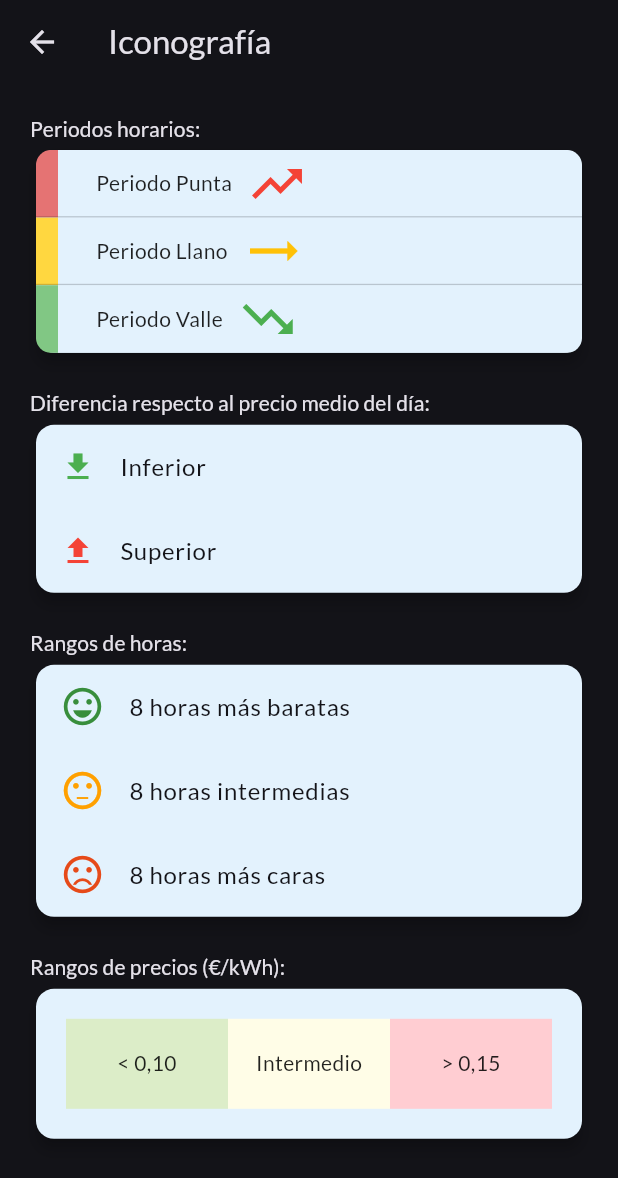
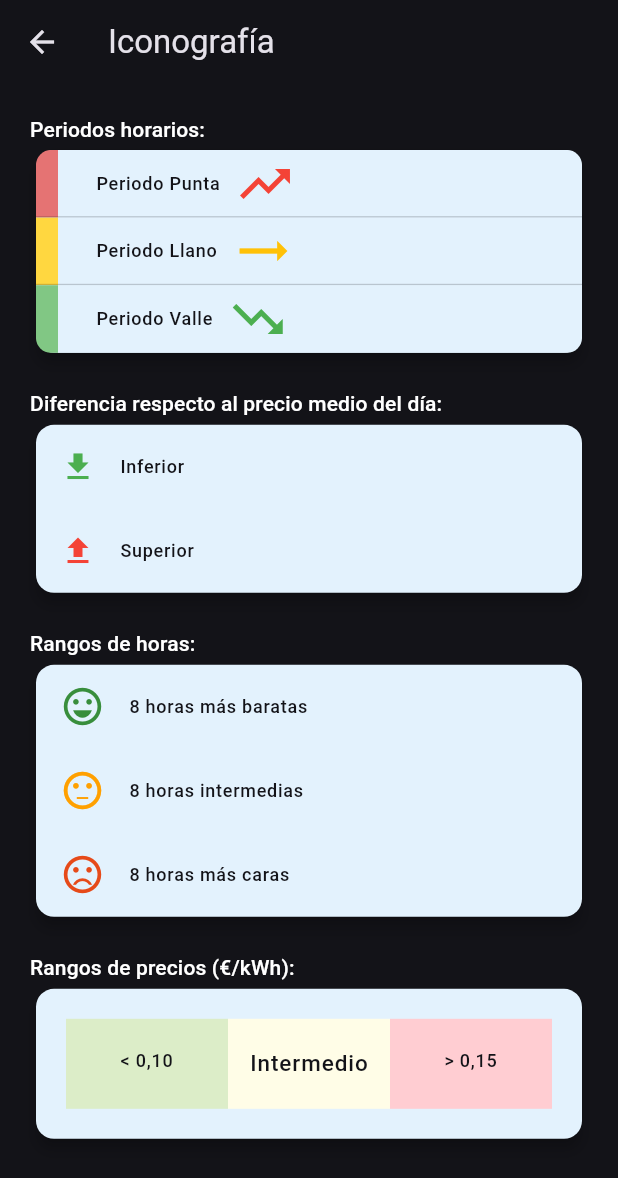
Before and after one commit to Webierta/tarifa_luz, a Flutter app: the IconografiaScreen screen opened directly, on a phone screen of 412 x 824 dp. Shown: the top 1178 px of the screen. Run offline on Flutter 3.47's test engine with Material 2 defaults, Android fonts, the phone set to English and light mode, and no system bars; our stand-ins replace fl_chart, google_fonts, hive, hive_flutter, shared_preferences; accounts and stored records are empty.

```diff
--- a/lib/main.dart
+++ b/lib/main.dart
@@ -1,6 +1,5 @@
 import 'package:flutter/material.dart';
 import 'package:flutter_localizations/flutter_localizations.dart';
-import 'package:google_fonts/google_fonts.dart';
 import 'package:hive_flutter/hive_flutter.dart';
 
 import 'package:tarifa_luz/screens/main_screen.dart';
@@ -30,7 +29,7 @@ class PrecioLuz extends StatelessWidget {
       theme: ThemeData(
         useMaterial3: true,
         colorScheme: themeApp.colorScheme,
-        textTheme: GoogleFonts.latoTextTheme(),
+        textTheme: themeApp.textTheme,
         floatingActionButtonTheme: themeApp.floatingActionButtonTheme,
         dialogTheme: themeApp.dialogTheme,
         bottomNavigationBarTheme: themeApp.bottomNavigationBarTheme,
--- a/lib/screens/iconografia_screen.dart
+++ b/lib/screens/iconografia_screen.dart
@@ -9,6 +9,11 @@ class IconografiaScreen extends StatelessWidget {
       height: 0.1,
       color: Theme.of(context).colorScheme.background.withOpacity(0.2),
     );
+
+    TextStyle labelMediumDark = Theme.of(context)
+        .textTheme
+        .labelMedium!
+        .copyWith(color: Theme.of(context).colorScheme.background);
 
     return Scaffold(
       appBar: AppBar(
@@ -25,9 +30,7 @@ class IconografiaScreen extends StatelessWidget {
                   children: <Widget>[
                     Text(
                       'Periodos horarios:',
-                      style: Theme.of(context).textTheme.titleSmall!.copyWith(
-                            color: Theme.of(context).colorScheme.onBackground,
-                          ),
+                      style: Theme.of(context).textTheme.titleSmall,
                     ),
                     Card(
                       elevation: 4.0,
@@ -61,9 +64,7 @@ class IconografiaScreen extends StatelessWidget {
                     const SizedBox(height: 20.0),
                     Text(
                       'Diferencia respecto al precio medio del día:',
-                      style: Theme.of(context).textTheme.titleSmall!.copyWith(
-                            color: Theme.of(context).colorScheme.onBackground,
-                          ),
+                      style: Theme.of(context).textTheme.titleSmall,
                     ),
                     Card(
                       elevation: 4.0,
@@ -77,9 +78,7 @@ class IconografiaScreen extends StatelessWidget {
                             ),
                             title: Text(
                               'Inferior',
-                              style: TextStyle(
-                                color: Theme.of(context).colorScheme.background,
-                              ),
+                              style: labelMediumDark,
                             ),
                           ),
                           ListTile(
@@ -89,9 +88,7 @@ class IconografiaScreen extends StatelessWidget {
                             ),
                             title: Text(
                               'Superior',
-                              style: TextStyle(
-                                color: Theme.of(context).colorScheme.background,
-                              ),
+                              style: labelMediumDark,
                             ),
                           ),
                         ],
@@ -100,9 +97,7 @@ class IconografiaScreen extends StatelessWidget {
                     const SizedBox(height: 20.0),
                     Text(
                       'Rangos de horas:',
-                      style: Theme.of(context).textTheme.titleSmall!.copyWith(
-                            color: Theme.of(context).colorScheme.onBackground,
-                          ),
+                      style: Theme.of(context).textTheme.titleSmall,
                     ),
                     Card(
                       elevation: 4.0,
@@ -117,9 +112,7 @@ class IconografiaScreen extends StatelessWidget {
                             ),
                             title: Text(
                               '8 horas más baratas',
-                              style: TextStyle(
-                                color: Theme.of(context).colorScheme.background,
-                              ),
+                              style: labelMediumDark,
                             ),
                           ),
                           ListTile(
@@ -130,9 +123,7 @@ class IconografiaScreen extends StatelessWidget {
                             ),
                             title: Text(
                               '8 horas intermedias',
-                              style: TextStyle(
-                                color: Theme.of(context).colorScheme.background,
-                              ),
+                              style: labelMediumDark,
                             ),
                           ),
                           ListTile(
@@ -143,9 +134,7 @@ class IconografiaScreen extends StatelessWidget {
                             ),
                             title: Text(
                               '8 horas más caras',
-                              style: TextStyle(
-                                color: Theme.of(context).colorScheme.background,
-                              ),
+                              style: labelMediumDark,
                             ),
                           ),
                         ],
@@ -154,9 +143,7 @@ class IconografiaScreen extends StatelessWidget {
                     const SizedBox(height: 20.0),
                     Text(
                       'Rangos de precios (€/kWh):',
-                      style: Theme.of(context).textTheme.titleSmall!.copyWith(
-                            color: Theme.of(context).colorScheme.onBackground,
-                          ),
+                      style: Theme.of(context).textTheme.titleSmall,
                     ),
                     Card(
                       elevation: 4.0,
@@ -174,9 +161,10 @@ class IconografiaScreen extends StatelessWidget {
                                 ),
                                 color: const Color(0xFFDCEDC8),
                                 //Colors.lightGreen[100]
-                                child: const Text(
+                                child: Text(
                                   '< 0,10',
                                   textAlign: TextAlign.center,
+                                  style: labelMediumDark,
                                 ),
                               ),
                             ),
@@ -189,11 +177,12 @@ class IconografiaScreen extends StatelessWidget {
                                 ),
                                 color: const Color(0xFFFFFDE7),
                                 // Colors.yellow[50]
-                                child: const FittedBox(
+                                child: FittedBox(
                                   fit: BoxFit.contain,
                                   child: Text(
                                     'Intermedio',
                                     textAlign: TextAlign.center,
+                                    style: labelMediumDark,
                                   ),
                                 ),
                               ),
@@ -205,9 +194,10 @@ class IconografiaScreen extends StatelessWidget {
                                     const EdgeInsets.symmetric(vertical: 20.0),
                                 color: const Color(0xFFFFCDD2),
                                 // Colors.red[100],
-                                child: const Text(
+                                child: Text(
                                   '> 0,15',
                                   textAlign: TextAlign.center,
+                                  style: labelMediumDark,
                                 ),
                               ),
                             ),
@@ -273,7 +263,12 @@ class ContainerPeriodo extends StatelessWidget {
         child: Row(
           mainAxisAlignment: MainAxisAlignment.start,
           children: [
-            Text(texto),
+            Text(
+              texto,
+              style: Theme.of(context).textTheme.labelMedium!.copyWith(
+                    color: Theme.of(context).colorScheme.background,
+                  ),
+            ),
             const SizedBox(width: 10),
             Icon(icono, color: colorIcono, size: 40),
           ],
--- a/lib/theme/style_app.dart
+++ b/lib/theme/style_app.dart
@@ -35,4 +35,6 @@ class StyleApp {
 
   static const TextStyle size22Black =
       TextStyle(fontSize: 22.0, color: Colors.black);
+
+  static const Color accentColor = Color(0xFFFFDE03);
 }
--- a/lib/theme/theme_app.dart
+++ b/lib/theme/theme_app.dart
@@ -1,4 +1,5 @@
 import 'package:flutter/material.dart';
+import 'package:google_fonts/google_fonts.dart';
 
 class ThemeApp {
   final BuildContext context;
@@ -15,23 +16,20 @@ class ThemeApp {
   // Color(0xffe4e1e6)
   Color get onBackgroundColor => Theme.of(context).colorScheme.onBackground;
 
+  TextTheme get textTheme =>
+      GoogleFonts.latoTextTheme().merge(Typography().white);
+
+  TextStyle get bodyLarge => Theme.of(context).textTheme.bodyLarge!;
+  TextStyle get titleSmall => Theme.of(context).textTheme.titleSmall!;
+  TextStyle get labelMedium => Theme.of(context).textTheme.labelMedium!;
+
   FloatingActionButtonThemeData get floatingActionButtonTheme =>
       const FloatingActionButtonThemeData(
         backgroundColor: Color(0xFFFFDE03),
         foregroundColor: Color(0xFF0336FF),
       );
 
-  DialogTheme get dialogTheme => DialogTheme(
-        titleTextStyle: Theme.of(context)
-            .textTheme
-            .titleLarge!
-            .copyWith(color: onBackgroundColor),
-        contentTextStyle: Theme.of(context)
-            .textTheme
-            .titleMedium!
-            .copyWith(color: onBackgroundColor),
-        shadowColor: onBackgroundColor,
-      );
+  DialogTheme get dialogTheme => DialogTheme(shadowColor: onBackgroundColor);
 
   BottomNavigationBarThemeData get bottomNavigationBarTheme =>
       BottomNavigationBarThemeData(
--- a/lib/utils/read_file.dart
+++ b/lib/utils/read_file.dart
@@ -12,10 +12,7 @@ class ReadFile extends StatelessWidget {
         return Text(
           snapshot.data ?? 'Error: archivo no encontrado',
           softWrap: true,
-          style: TextStyle(
-            fontSize: 20,
-            color: Theme.of(context).colorScheme.onBackground,
-          ),
+          style: Theme.of(context).textTheme.bodyLarge,
         );
       },
     );
```
Also changed, not shown: lib/models/datos.dart (+8 -1 lines), lib/screens/about_screen.dart (+4 -13 lines), lib/screens/donate_screen.dart (+20 -25 lines), lib/widgets/app_drawer.dart (+7 -19 lines), lib/widgets/head_screen.dart (+4 -14 lines), lib/widgets/tabs/head_tab.dart (+3 -15 lines), lib/widgets/tabs/tabla_tab.dart (+25 -14 lines).
